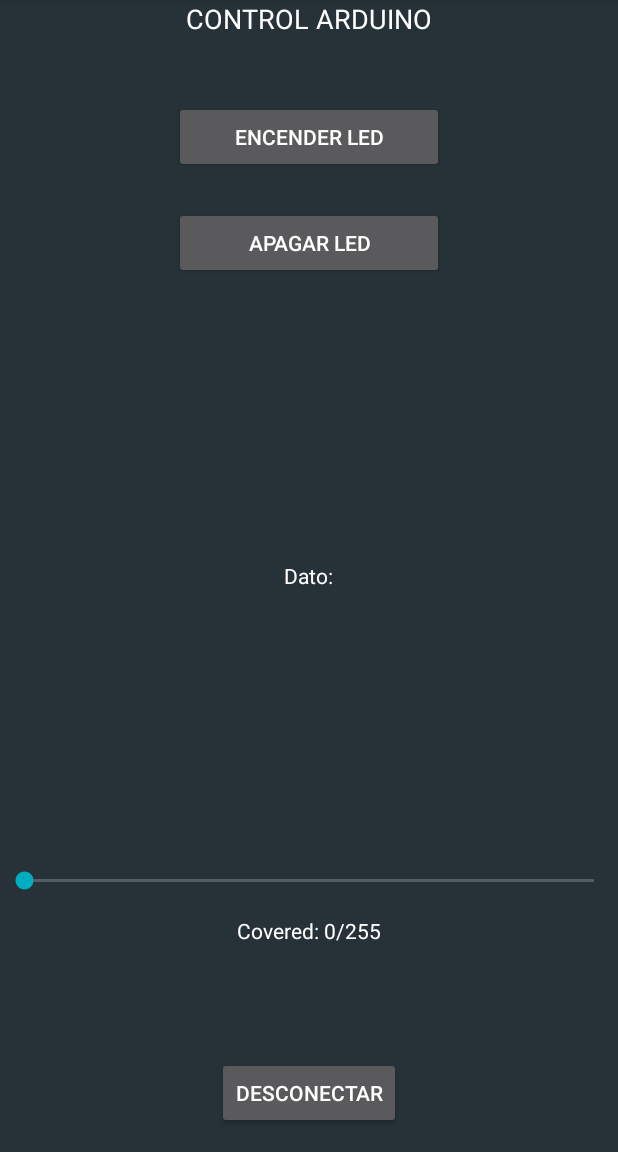
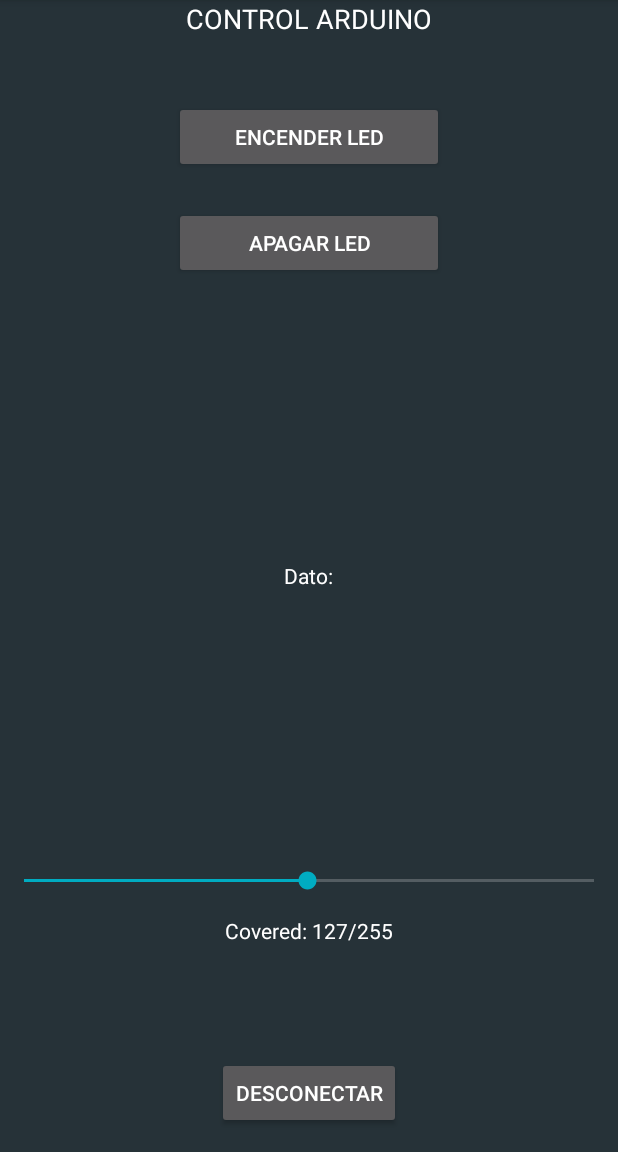
Before and after one commit to krobawsky/CamControl-master, an Android app: the UserInterfaz screen opened directly, with no data from a screen before it, after a tap on "ENCENDER LED", on a phone screen of 412 x 824 dp, the part 84-1236 px from its top. Run offline under Robolectric (Android 15) with nearby library versions, the phone set to English and light mode, and no system bars; network calls fail; 7 statements that could not run were skipped.

Commit message:
motor-arduino

```diff
--- a/mobile/src/main/java/com/chernowii/camcontrol/activity/UserInterfaz.java
+++ b/mobile/src/main/java/com/chernowii/camcontrol/activity/UserInterfaz.java
@@ -42,6 +42,8 @@ public class UserInterfaz extends AppCompatActivity {
     private SeekBar seekBar;
     private TextView textView;
 
+    int p=0;
+
     @Override
     protected void onCreate(Bundle savedInstanceState) {
         super.onCreate(savedInstanceState);
@@ -82,13 +84,13 @@ public class UserInterfaz extends AppCompatActivity {
         IdEncender.setOnClickListener(new View.OnClickListener() {
             public void onClick(View v)
             {
-                MyConexionBT.write("255");
+                MyConexionBT.write(p+",");
             }
         });
 
         IdApagar.setOnClickListener(new View.OnClickListener() {
             public void onClick(View v) {
-                MyConexionBT.write("0");
+                MyConexionBT.write(255+",");
             }
         });
 
@@ -114,7 +116,7 @@ public class UserInterfaz extends AppCompatActivity {
             public void onProgressChanged(SeekBar seekBar, int progresValue, boolean fromUser) {
                 progress = progresValue;
                 textView.setText("Covered: " + progress + "/" + seekBar.getMax());
-
+                p=progress;
             }
 
             @Override
@@ -125,7 +127,6 @@ public class UserInterfaz extends AppCompatActivity {
             @Override
             public void onStopTrackingTouch(SeekBar seekBar) {
                 textView.setText("Covered: " + progress + "/" + seekBar.getMax());
-                MyConexionBT.write(""+seekBar.getMax());
                 Toast.makeText(getApplicationContext(), "Stopped tracking seekbar", Toast.LENGTH_SHORT).show();
             }
         });
--- a/mobile/src/main/res/layout/activity_user_interfaz.xml
+++ b/mobile/src/main/res/layout/activity_user_interfaz.xml
@@ -57,7 +57,8 @@
         android:layout_alignParentBottom="true"
         android:layout_centerHorizontal="true"
         android:layout_marginBottom="172dp"
-        android:max="255"/>
+        android:max="255"
+        android:progress="127" />
 
     <TextView
         android:id="@+id/txtIntensidad"
```
